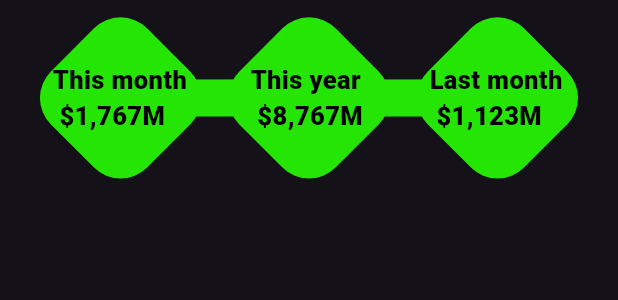
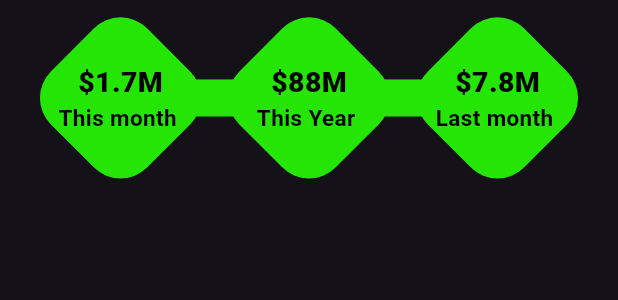
Before and after one commit to mahbub-hasan-abid/flutter-UI-design, a Flutter app: the ShapeMaker widget shown alone on an empty page, opened directly, on a phone screen of 412 x 824 dp. Shown: the top 300 px of the screen. Run offline on Flutter 3.47's test engine with Material 3 defaults, Android fonts, the phone set to English and light mode, and no system bars; project files that could hold a hidden picture were left out.

Commit message:
sales_tracking

```diff
--- a/sales_track_with_heatmap/tracking/lib/shape_maker.dart
+++ b/sales_track_with_heatmap/tracking/lib/shape_maker.dart
@@ -27,6 +27,7 @@ class ShapeMaker extends StatelessWidget {
               ),
               Row(
                 mainAxisAlignment: MainAxisAlignment.center,
+                crossAxisAlignment: CrossAxisAlignment.center,
                 children: [
                   Transform.rotate(
                     angle: pi / 4,
@@ -39,14 +40,27 @@ class ShapeMaker extends StatelessWidget {
                       height: HEIGHT * .11,
                       child: Transform.rotate(
                           angle: -pi / 4,
-                          child: const Center(
+                          child: Column(
+                            mainAxisAlignment: MainAxisAlignment.center,
+                            children: [
+                              Center(
                                   child: Text(
-                            'This month \n \$1,767M',
+                                '\$1.7M',
                                 style: TextStyle(
                                     color: Colors.black,
-                                fontSize: 17,
+                                    fontSize: 19,
                                     fontWeight: FontWeight.w900),
-                          ))),
+                              )),
+                              const Center(
+                                  child: Text(
+                                'This month ',
+                                style: TextStyle(
+                                    color: Colors.black,
+                                    fontSize: 15,
+                                    fontWeight: FontWeight.w600),
+                              )),
+                            ],
+                          )),
                     ),
                   ),
                   const SizedBox(
@@ -63,14 +77,27 @@ class ShapeMaker extends StatelessWidget {
                       height: HEIGHT * .11,
                       child: Transform.rotate(
                           angle: -pi / 4,
-                          child: const Center(
+                          child: Column(
+                            mainAxisAlignment: MainAxisAlignment.center,
+                            children: [
+                              Center(
                                   child: Text(
-                            'This year \n \$8,767M',
+                                '\$88M',
                                 style: TextStyle(
                                     color: Colors.black,
-                                fontSize: 17,
+                                    fontSize: 19,
                                     fontWeight: FontWeight.w900),
-                          ))),
+                              )),
+                              const Center(
+                                  child: Text(
+                                'This Year ',
+                                style: TextStyle(
+                                    color: Colors.black,
+                                    fontSize: 15,
+                                    fontWeight: FontWeight.w600),
+                              )),
+                            ],
+                          )),
                     ),
                   ),
                   const SizedBox(
@@ -87,14 +114,27 @@ class ShapeMaker extends StatelessWidget {
                       height: HEIGHT * .11,
                       child: Transform.rotate(
                           angle: -pi / 4,
-                          child: const Center(
+                          child: Column(
+                            mainAxisAlignment: MainAxisAlignment.center,
+                            children: [
+                              Center(
                                   child: Text(
-                            'Last month \n \$1,123M',
+                                '\$7.8M',
                                 style: TextStyle(
                                     color: Colors.black,
-                                fontSize: 17,
+                                    fontSize: 19,
                                     fontWeight: FontWeight.w900),
-                          ))),
+                              )),
+                              const Center(
+                                  child: Text(
+                                'Last month ',
+                                style: TextStyle(
+                                    color: Colors.black,
+                                    fontSize: 15,
+                                    fontWeight: FontWeight.w600),
+                              )),
+                            ],
+                          )),
                     ),
                   ),
                 ],
```
Also changed, not shown: sales_track_with_heatmap/tracking/lib/heat_map_view.dart (+48 -17 lines). Lines whose indentation alone changed are shown as unchanged.
